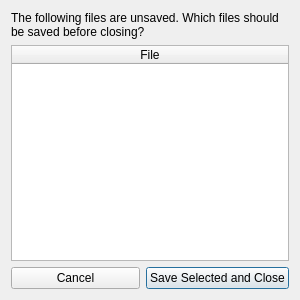
Qt form resources/UnsavedFilesDialog.ui (MorganBorman/cs140gide) before a commit.
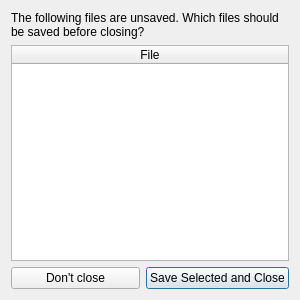
The same form after that commit.

Commit message: Find and replace GUI created but no functionality yet.

The edit to the form file:
```diff
--- a/resources/UnsavedFilesDialog.ui
+++ b/resources/UnsavedFilesDialog.ui
@@ -60,7 +60,7 @@
      <item row="0" column="0">
       <widget class="QPushButton" name="cancel">
        <property name="text">
-        <string>Cancel</string>
+        <string>Don't close</string>
        </property>
       </widget>
      </item>
```
The commit also changes 6 other files.
